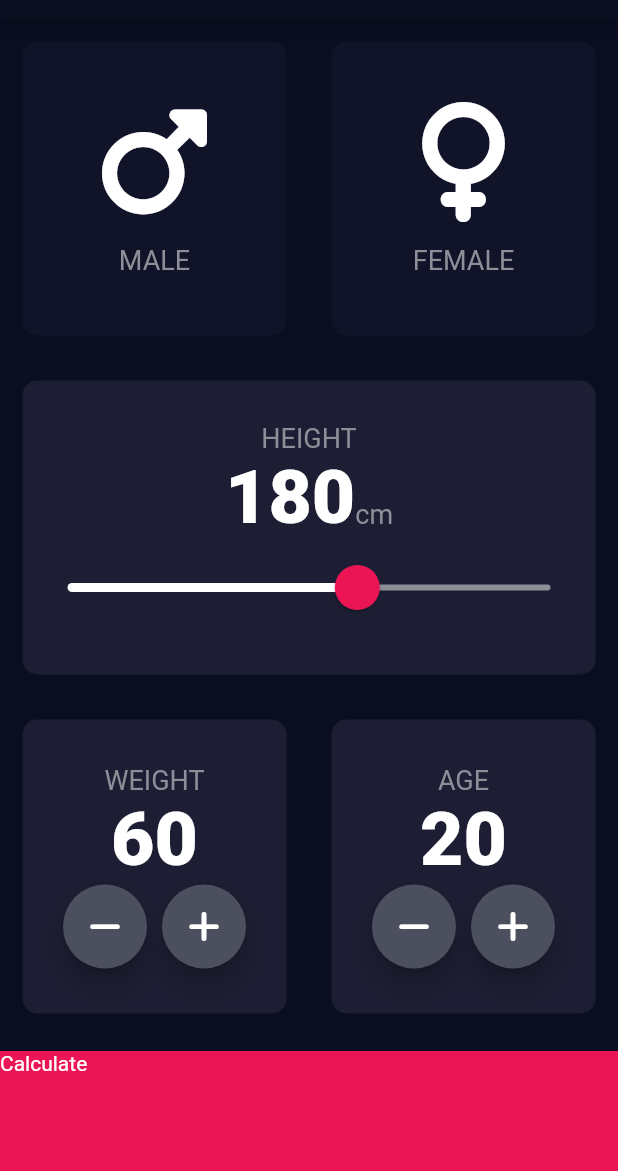
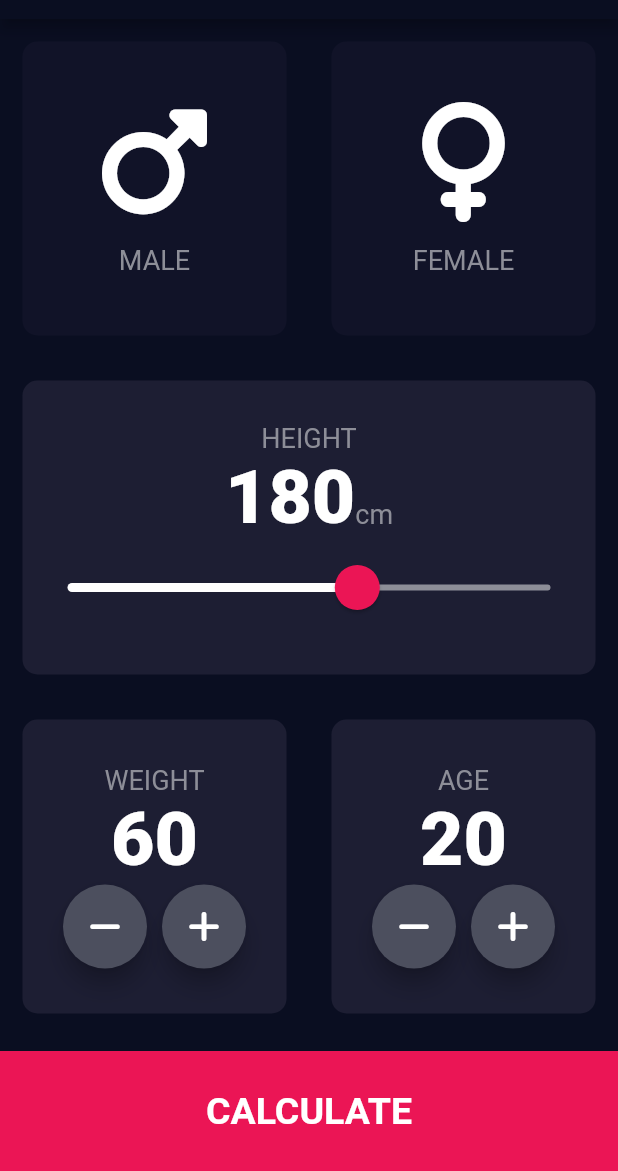
Before and after one commit to 0xharkirat/bmi_calculator, a Flutter app: the screen it shows after launch, on a phone screen of 412 x 824 dp, the part 65-1236 px from its top. Run offline on Flutter 3.47's test engine with Material 2 defaults, Android fonts, the phone set to English and light mode, and no system bars; our stand-ins replace font_awesome_flutter.

```diff
--- /dev/null
+++ b/lib/components/bottom_button.dart
@@ -0,0 +1,30 @@
+import 'package:flutter/material.dart';
+import '../constants.dart';
+
+class BottomButton extends StatelessWidget {
+
+  BottomButton({required this.title, required this.onTap});
+
+  final String? title;
+  final void Function()? onTap;
+
+  @override
+  Widget build(BuildContext context) {
+    return GestureDetector(
+      onTap: onTap,
+      child: Container(
+        width: double.infinity,
+        // padding: EdgeInsets.only(bottom: 20.0),
+        color: kBottomContainerColor,
+        height: kBottomContainerHeight,
+        margin: EdgeInsets.only(top: 10.0),
+        child: Center(
+          child: Text(
+            title!,
+            style: kLargeButtonTextStyle,
+          ),
+        ),
+      ),
+    );
+  }
+}
--- a/lib/icon_content.dart
+++ b/lib/components/icon_content.dart
@@ -1,6 +1,6 @@
 import 'package:flutter/material.dart';
 
-import 'constants.dart';
+import '../constants.dart';
 
 class IconContent extends StatelessWidget {
 
--- a/lib/reusable_card.dart
+++ b/lib/components/reusable_card.dart
@@ -1,6 +1,6 @@
 import 'package:flutter/material.dart';
 
-import 'constants.dart';
+import 'package:bmi_calculator/constants.dart';
 
 class ReusableCard extends StatelessWidget {
 
--- a/lib/main.dart
+++ b/lib/main.dart
@@ -1,5 +1,5 @@
 import 'package:flutter/material.dart';
-import 'input_page.dart';
+import 'pages/input_page.dart';
 
 void main() => runApp(BMICalculator());
 
--- a/lib/input_page.dart
+++ b/lib/pages/input_page.dart
@@ -1,10 +1,10 @@
-import 'package:bmi_calculator/results_page.dart';
+import 'results_page.dart';
 import 'package:flutter/material.dart';
 import 'package:font_awesome_flutter/font_awesome_flutter.dart';
-import 'reusable_card.dart';
-import 'icon_content.dart';
-import 'constants.dart';
-import 'results_page.dart';
+import '../components/reusable_card.dart';
+import '../components/icon_content.dart';
+import '../constants.dart';
+import '../components/bottom_button.dart';
 
 enum Gender {
   male,
@@ -204,25 +204,19 @@ class _InputPageState extends State<InputPage> {
             ],
           ),
           ),
-          GestureDetector(
+          BottomButton(
             onTap: (){
               Navigator.push(context, MaterialPageRoute(builder: (context)=> ResultsPage()));
             },
-            child: Container(
-              width: double.infinity,
-              color: kBottomContainerColor,
-              height: kBottomContainerHeight,
-              margin: EdgeInsets.only(top: 10.0),
-              child: Text(
-                'Calculate'
-              ),
-            ),
+            title: "CALCULATE",
           )
         ],
       )
     );
   }
 }
+
+
 
 class RoundIconButton extends StatelessWidget {
 
```
Also changed, not shown: lib/constants.dart (+25 -0 lines), lib/pages/results_page.dart (added, +61 -0 lines), lib/results_page.dart (deleted, +0 -18 lines).
